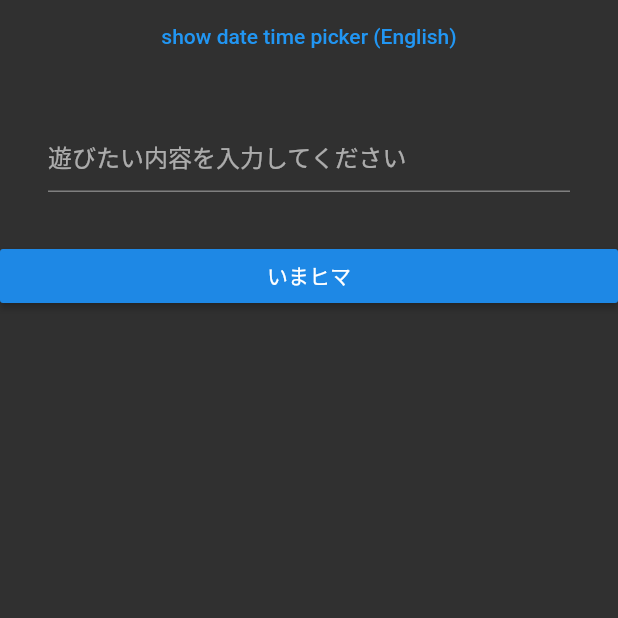
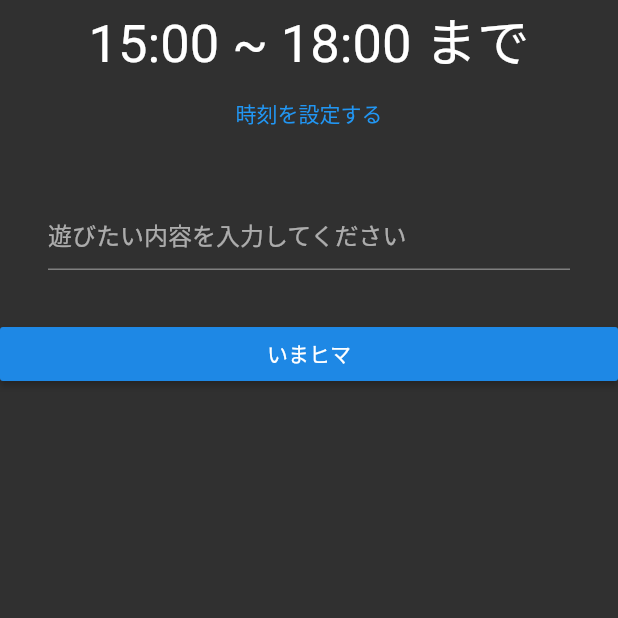
Before and after one commit to okomeee/imahima, a Flutter app: the SecondScreen screen opened directly, on a phone screen of 412 x 824 dp, the top half of it. Run offline on Flutter 3.47's test engine with Material 2 defaults, Android fonts, the phone set to English and light mode, and no system bars; our stand-ins replace flutter_datetime_picker.

Commit message:
Change date -> time

```diff
--- a/lib/pages/page2.dart
+++ b/lib/pages/page2.dart
@@ -13,19 +13,23 @@ class _SecondScreenState extends State<SecondScreen> {
     return Scaffold(
       body: ListView(
         children: [
+          Text(
+            '15:00 ~ 18:00 まで',
+            textAlign: TextAlign.center,
+            textScaleFactor: 2.5,
+          ),
           FlatButton(
               onPressed: () {
-                DatePicker.showDatePicker(context,
-                    showTitleActions: true,
-                    minTime: DateTime(2018, 3, 5),
-                    maxTime: DateTime(2019, 6, 7), onChanged: (date) {
-                  print('change $date');
+                DatePicker.showTimePicker(context, showTitleActions: true,
+                    onChanged: (date) {
+                  print('change $date in time zone ' +
+                      date.timeZoneOffset.inHours.toString());
                 }, onConfirm: (date) {
                   print('change $date');
-                }, currentTime: DateTime.now(), locale: LocaleType.en);
+                }, currentTime: DateTime.now());
               },
               child: Text(
-                'show date time picker (English)',
+                '時刻を設定する',
                 style: TextStyle(color: Colors.blue),
               )),
           textBox,
```
